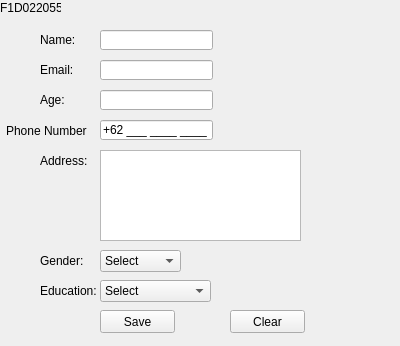
This is F1D022055.ui in bismaharis/pv25-week5 as Qt 5 draws it before an edit. The edited form follows.
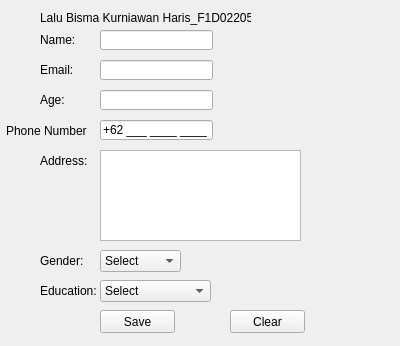
This is the edited form.

Patch:
```diff
--- a/F1D022055.ui
+++ b/F1D022055.ui
@@ -244,14 +244,14 @@
   <widget class="QLabel" name="label_8">
    <property name="geometry">
     <rect>
-     <x>0</x>
-     <y>0</y>
-     <width>61</width>
+     <x>40</x>
+     <y>10</y>
+     <width>211</width>
      <height>16</height>
     </rect>
    </property>
    <property name="text">
-    <string>F1D022055</string>
+    <string>Lalu Bisma Kurniawan Haris_F1D022055</string>
    </property>
   </widget>
  </widget>
```
